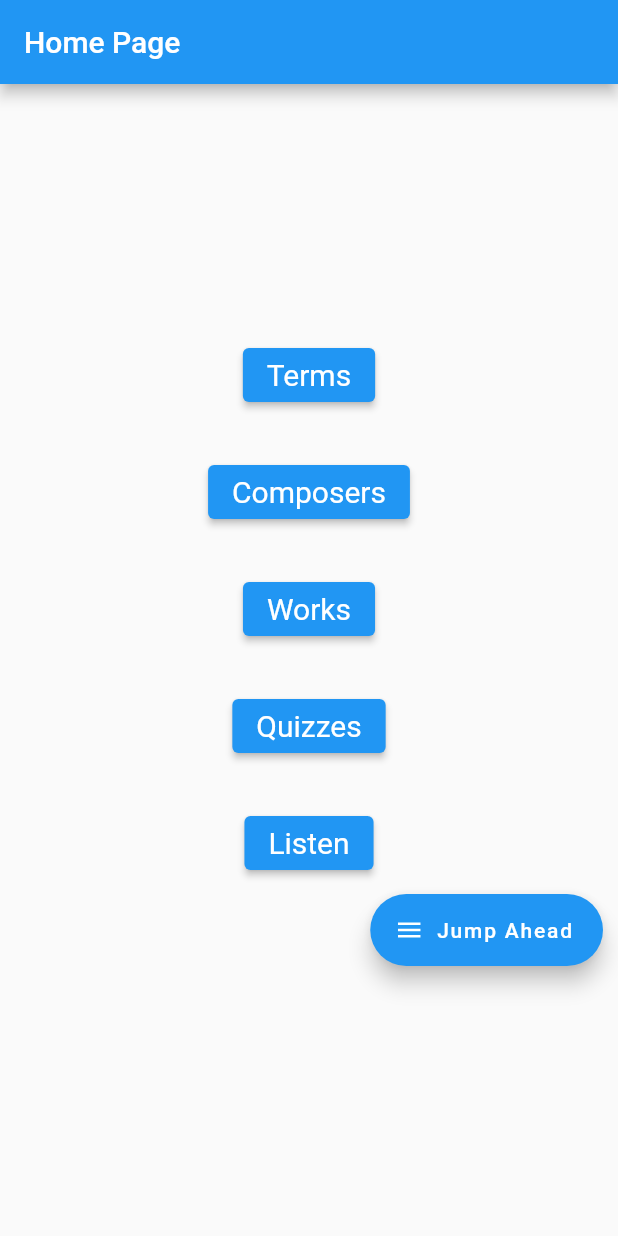
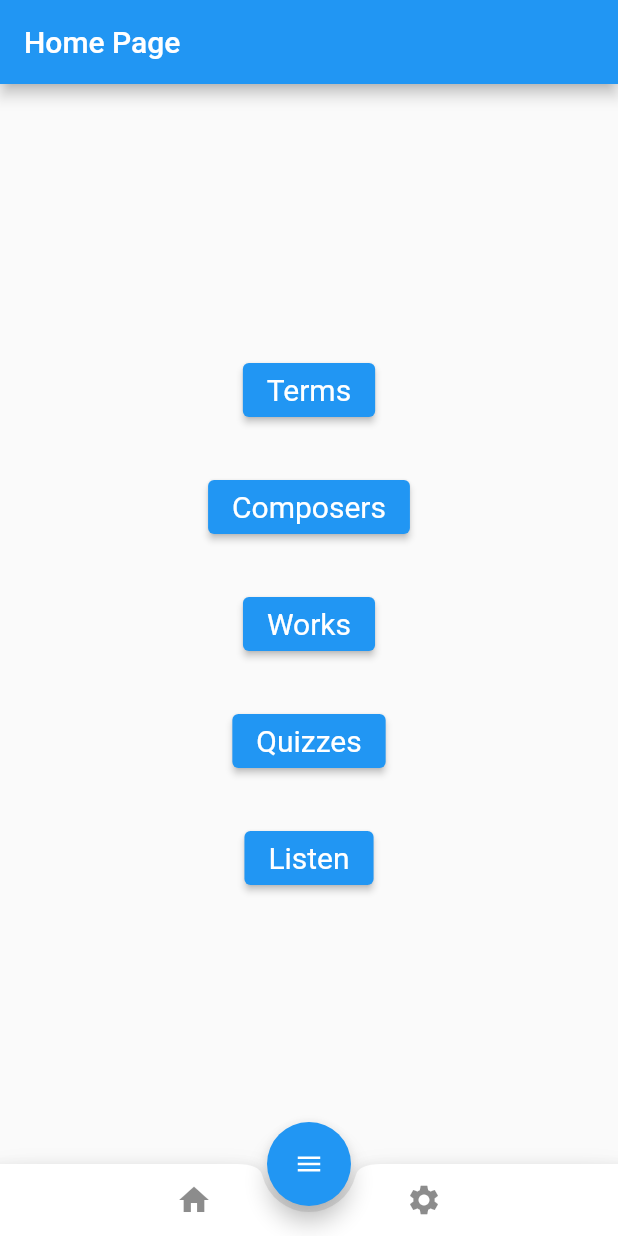
Before and after one commit to Alex-Laney/JuniorDesign2329, a Flutter app: the screen it shows after launch, on a phone screen of 412 x 824 dp. Run offline on Flutter 3.47's test engine with Material 2 defaults, Android fonts, the phone set to English and light mode, and no system bars; drawn by our look-alikes of flutter_speed_dial.

Commit message:
Change to a bottom-notch menu design

```diff
--- a/lib/main.dart
+++ b/lib/main.dart
@@ -39,9 +39,9 @@ class MainScreen extends StatelessWidget {
 
     SpeedDial buildSpeedDialMainMenu() {
       return SpeedDial(
+        tooltip: "Jump to a Module",
         animatedIcon: AnimatedIcons.menu_close,
         animatedIconTheme: const IconThemeData(size: 20.0),
-        label: const Text('Jump Ahead'),
         children: [
           SpeedDialChild(
             child: const Icon(Icons.book, color: Colors.black),
@@ -50,7 +50,7 @@ class MainScreen extends StatelessWidget {
             label: 'Musical Terms',
             labelStyle: const TextStyle(
                 fontWeight: FontWeight.w500, color: Colors.white),
-            labelBackgroundColor: Colors.black,
+            labelBackgroundColor: Colors.black54,
           ),
           SpeedDialChild(
             child: const Icon(Icons.quiz, color: Colors.black),
@@ -59,7 +59,7 @@ class MainScreen extends StatelessWidget {
             label: 'Quizzes',
             labelStyle: const TextStyle(
                 fontWeight: FontWeight.w500, color: Colors.white),
-            labelBackgroundColor: Colors.black,
+            labelBackgroundColor: Colors.black54,
           ),
           SpeedDialChild(
             child: const Icon(Icons.music_note, color: Colors.black),
@@ -68,7 +68,7 @@ class MainScreen extends StatelessWidget {
             label: 'Music',
             labelStyle: const TextStyle(
                 fontWeight: FontWeight.w500, color: Colors.white),
-            labelBackgroundColor: Colors.black,
+            labelBackgroundColor: Colors.black54,
           ),
           SpeedDialChild(
             child: const Icon(Icons.person, color: Colors.black),
@@ -77,22 +77,11 @@ class MainScreen extends StatelessWidget {
             label: 'Composers',
             labelStyle: const TextStyle(
                 fontWeight: FontWeight.w500, color: Colors.white),
-            labelBackgroundColor: Colors.black,
+            labelBackgroundColor: Colors.black54,
           ),
         ],
       );
     }
-
-    Widget buildBottomButtonMainMenuSection = Row(
-      children: [
-        Expanded(
-          child: Container(
-            alignment: Alignment.bottomRight,
-              padding: const EdgeInsets.all(10.0),
-              child: buildSpeedDialMainMenu()),
-        ),
-      ],
-    );
 
     return Scaffold(
       appBar: AppBar(
@@ -141,7 +130,27 @@ class MainScreen extends StatelessWidget {
               },
               child: const Text('Listen'),
             ),
-            buildBottomButtonMainMenuSection
+          ],
+        ),
+      ),
+      //
+      floatingActionButtonLocation: FloatingActionButtonLocation.centerDocked,
+      floatingActionButton: buildSpeedDialMainMenu(),
+      bottomNavigationBar: BottomAppBar(
+        shape: const CircularNotchedRectangle(),
+        child: Row(
+          mainAxisAlignment: MainAxisAlignment.spaceEvenly,
+          children: [
+            IconButton(
+              onPressed: () {},
+              tooltip: 'Home',
+              icon: const Icon(Icons.home, color: Colors.black45),
+            ),
+            IconButton(
+              onPressed: () {},
+              tooltip: 'Settings',
+              icon: const Icon(Icons.settings, color: Colors.black45),
+            ),
           ],
         ),
       ),
```
Also changed, not shown: pubspec.lock.
